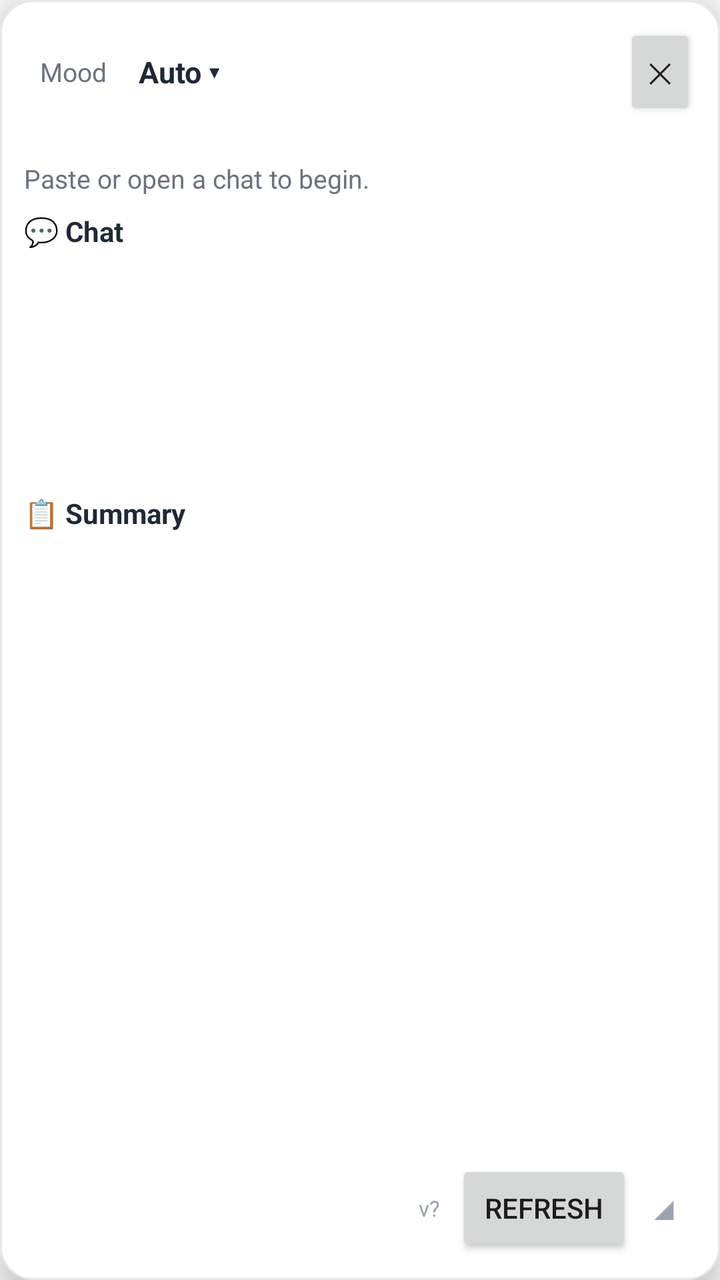
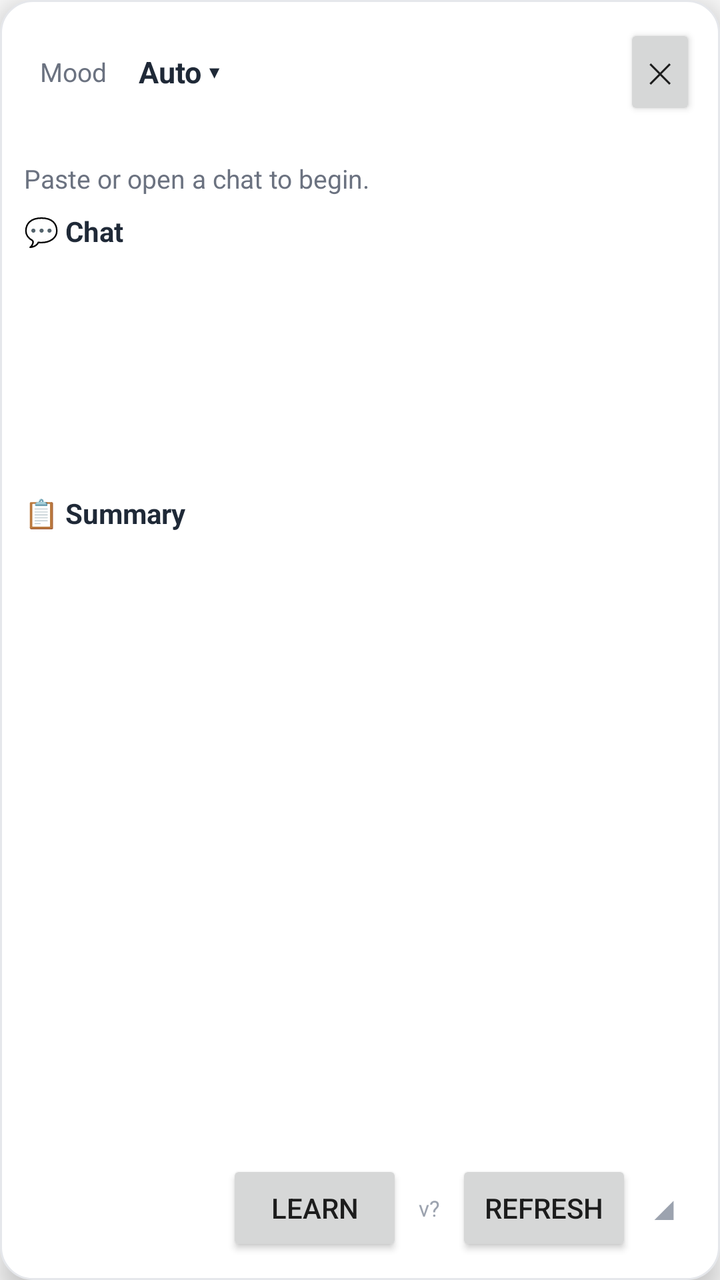

An Android layout rendered at two revisions. The XML below is the earlier revision; the diff shows what the commit changed to produce the second picture.
<!-- AndroidManifest.xml: application theme Theme.ChatAssist -->
<!-- res/layout/overlay_panel.xml -->
<?xml version="1.0" encoding="utf-8"?>
<LinearLayout xmlns:android="http://schemas.android.com/apk/res/android"
    android:id="@+id/panelRoot"
    android:layout_width="320dp"
    android:layout_height="match_parent"
    android:background="@drawable/panel_background"
    android:elevation="8dp"
    android:orientation="vertical"
    android:padding="12dp">

    <LinearLayout
        android:id="@+id/panelHeader"
        android:layout_width="match_parent"
        android:layout_height="wrap_content"
        android:gravity="center_vertical"
        android:orientation="horizontal">

        <TextView
            android:id="@+id/moodLabel"
            android:layout_width="wrap_content"
            android:layout_height="wrap_content"
            android:padding="8dp"
            android:text="Mood"
            android:textColor="#6B7280"
            android:textSize="13sp" />

        <TextView
            android:id="@+id/toneButton"
            android:layout_width="0dp"
            android:layout_height="wrap_content"
            android:layout_weight="1"
            android:padding="8dp"
            android:text="Auto ▾"
            android:textColor="@color/ink"
            android:textSize="15sp"
            android:textStyle="bold" />

        <Button
            android:id="@+id/btnClose"
            android:layout_width="wrap_content"
            android:layout_height="wrap_content"
            android:minWidth="0dp"
            android:text="✕" />
    </LinearLayout>

    
    <LinearLayout
        android:id="@+id/toneOptions"
        android:layout_width="match_parent"
        android:layout_height="wrap_content"
        android:orientation="vertical"
        android:visibility="gone" />

    <TextView
        android:id="@+id/chatLabel"
        android:layout_width="wrap_content"
        android:layout_height="wrap_content"
        android:text=""
        android:textColor="#6B7280"
        android:textSize="12sp" />

    <TextView
        android:id="@+id/moodText"
        android:layout_width="wrap_content"
        android:layout_height="wrap_content"
        android:layout_marginTop="4dp"
        android:text="Paste or open a chat to begin."
        android:textColor="#6B7280"
        android:textSize="13sp" />

    <TextView
        android:id="@+id/chatToggle"
        android:layout_width="wrap_content"
        android:layout_height="wrap_content"
        android:layout_marginTop="8dp"
        android:text="💬 Chat"
        android:textColor="@color/ink"
        android:textSize="14sp"
        android:textStyle="bold" />

    <ScrollView
        android:id="@+id/chatScroll"
        android:layout_width="match_parent"
        android:layout_height="110dp"
        android:layout_marginTop="4dp">

        <LinearLayout
            android:id="@+id/chatRows"
            android:layout_width="match_parent"
            android:layout_height="wrap_content"
            android:orientation="vertical" />
    </ScrollView>

    <TextView
        android:id="@+id/summaryToggle"
        android:layout_width="wrap_content"
        android:layout_height="wrap_content"
        android:layout_marginTop="8dp"
        android:text="📋 Summary"
        android:textColor="@color/ink"
        android:textSize="14sp"
        android:textStyle="bold" />

    <ScrollView
        android:id="@+id/summaryScroll"
        android:layout_width="match_parent"
        android:layout_height="150dp"
        android:layout_marginTop="4dp"
        android:visibility="gone">

        <LinearLayout
            android:id="@+id/summaryRows"
            android:layout_width="match_parent"
            android:layout_height="wrap_content"
            android:orientation="vertical" />
    </ScrollView>

    <ScrollView
        android:layout_width="match_parent"
        android:layout_height="0dp"
        android:layout_marginTop="8dp"
        android:layout_weight="1"
        android:fillViewport="true">

        <LinearLayout
            android:id="@+id/suggestionList"
            android:layout_width="match_parent"
            android:layout_height="wrap_content"
            android:orientation="vertical" />
    </ScrollView>

    <LinearLayout
        android:layout_width="match_parent"
        android:layout_height="wrap_content"
        android:layout_marginTop="8dp"
        android:gravity="center_vertical"
        android:orientation="horizontal">

        <View
            android:layout_width="0dp"
            android:layout_height="0dp"
            android:layout_weight="1" />

        <TextView
            android:id="@+id/versionText"
            android:layout_width="wrap_content"
            android:layout_height="wrap_content"
            android:layout_gravity="center_vertical"
            android:layout_marginEnd="8dp"
            android:text="v?"
            android:textColor="#9CA3AF"
            android:textSize="11sp" />

        <Button
            android:id="@+id/btnRefresh"
            android:layout_width="wrap_content"
            android:layout_height="wrap_content"
            android:text="Refresh" />

        <TextView
            android:id="@+id/resizeHandle"
            android:layout_width="wrap_content"
            android:layout_height="wrap_content"
            android:padding="10dp"
            android:text="◢"
            android:textColor="#9CA3AF"
            android:textSize="16sp" />
    </LinearLayout>
</LinearLayout>
<!-- resources referenced by this layout -->
<resources>
  <color name="ink">#1F2937</color>
  <!-- drawable panel_background (drawable) -->
  <?xml version="1.0" encoding="utf-8"?>
  <shape xmlns:android="http://schemas.android.com/apk/res/android" android:shape="rectangle">
      <solid android:color="@color/white" />
      <corners android:radius="16dp" />
      <stroke android:width="1dp" android:color="#E5E7EB" />
  </shape>
  <style name="Theme.ChatAssist" parent="Theme.AppCompat.Light.NoActionBar">
          <item name="colorPrimary">@color/brand</item>
          <item name="colorPrimaryDark">@color/brand_dark</item>
          <item name="android:windowBackground">@color/paper</item>
      </style>
  <color name="white">#FFFFFF</color>
  <color name="brand">#DB2777</color>
  <color name="brand_dark">#9D174D</color>
  <color name="paper">#FAFAFA</color>
</resources>

<!-- the commit's change to res/layout/overlay_panel.xml (unified diff, before → after) -->
@@ -141,6 +141,13 @@
             android:layout_height="0dp"
             android:layout_weight="1" />
 
+        <Button
+            android:id="@+id/btnLearn"
+            android:layout_width="wrap_content"
+            android:layout_height="wrap_content"
+            android:layout_marginEnd="8dp"
+            android:text="Learn" />
+
         <TextView
             android:id="@+id/versionText"
             android:layout_width="wrap_content"
